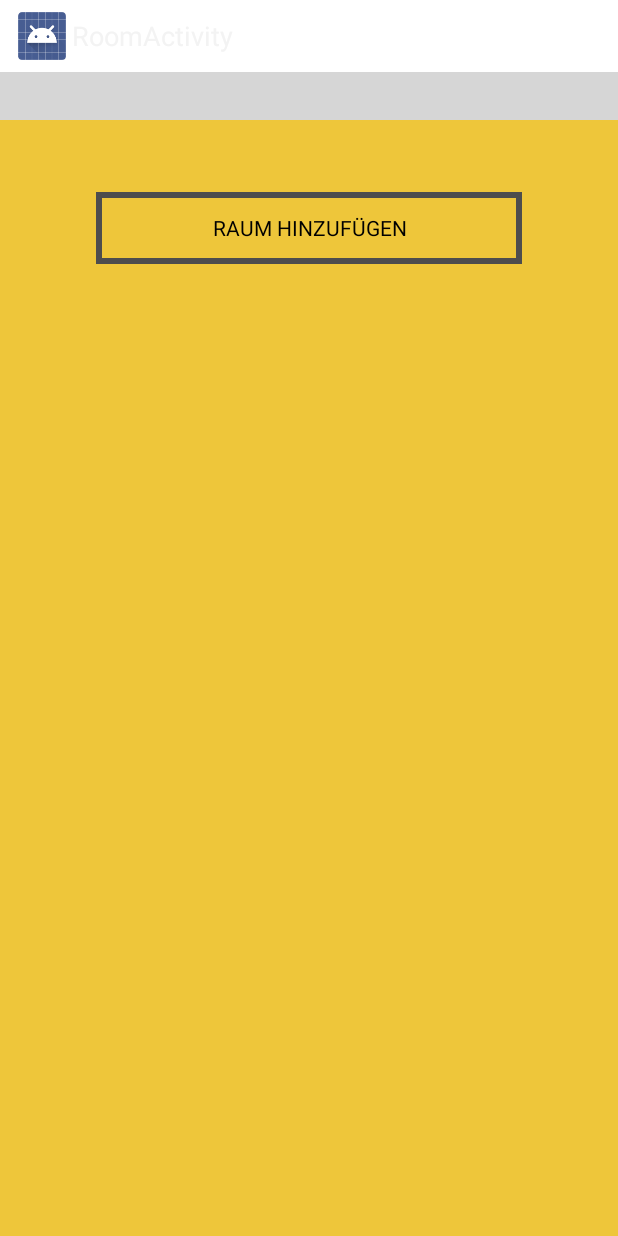
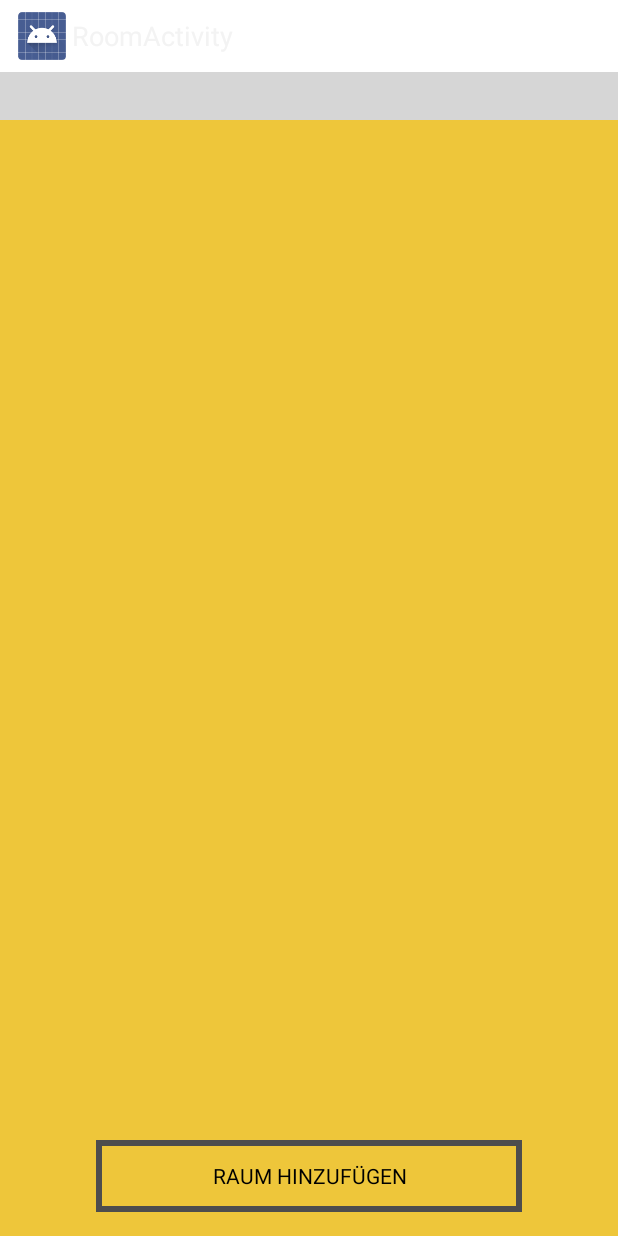
Before and after one commit to johnyso/IBA-system, an Android app: the screen it shows after launch (StartActivity), on a phone screen of 412 x 824 dp. Run offline under Robolectric (Android 15) with nearby library versions, the phone set to English and light mode, and no system bars; libraries missing offline, so code that uses them is left out: com.viewpagerindicator; plain views replace TabPageIndicator; 4 statements that could not run were skipped; grey boxes are pictures that could not be loaded.

Commit message:
button anordnung

```diff
--- a/app/src/main/res/layout/room_list.xml
+++ b/app/src/main/res/layout/room_list.xml
@@ -1,6 +1,7 @@
 <?xml version="1.0" encoding="utf-8"?>
 
 <RelativeLayout xmlns:android="http://schemas.android.com/apk/res/android"
+                android:id="@+id/relativeLayout"
                 android:layout_width="match_parent"
                 android:layout_height="wrap_content">
 
@@ -17,10 +18,12 @@
     <Button android:layout_width="match_parent"
             android:layout_height="wrap_content"
             android:text="@string/button_add_new_room"
-            android:layout_below="@id/listView"
+            android:layout_alignParentBottom="true"
             android:id="@+id/button"
             android:layout_marginRight="64dp"
             android:layout_marginLeft="64dp"
             android:layout_marginTop="16dp"
+            android:layout_marginBottom="16dp"
+
             />
 </RelativeLayout>
```
